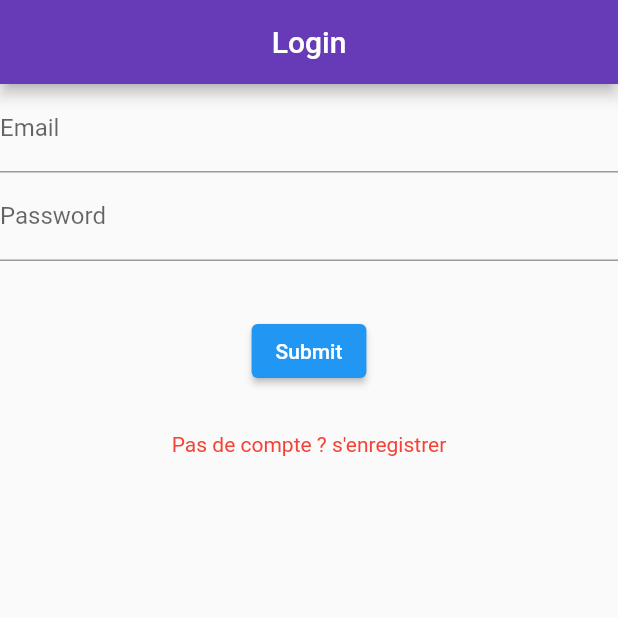
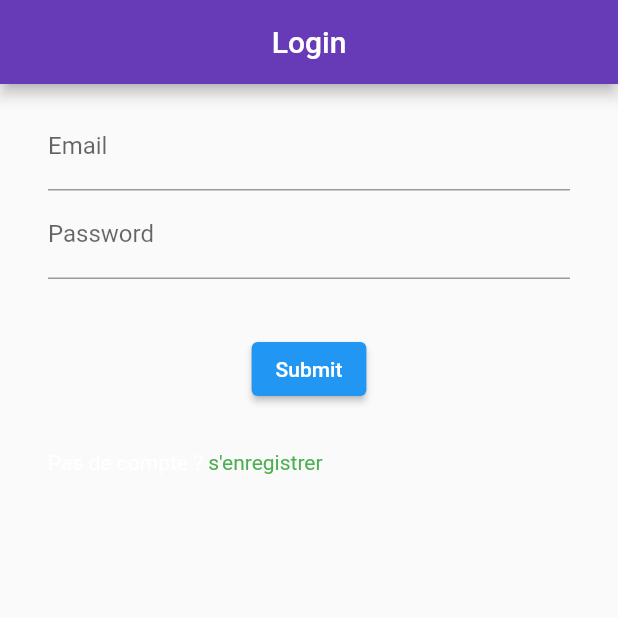
Before and after one commit to Ade-cillia/dwm14, a Flutter app: the screen it shows after launch, on a phone screen of 412 x 824 dp, the top half of it. Run offline on Flutter 3.47's test engine with Material 2 defaults, Android fonts, the phone set to English and light mode, and no system bars; our stand-ins replace cloud_firestore, firebase_auth, firebase_core; accounts and stored records are empty.

Commit message:
Update profile style and login

```diff
--- a/lib/components/drawer.dart
+++ b/lib/components/drawer.dart
@@ -15,13 +15,13 @@ class DrawerMenu extends StatelessWidget {
             },
           ),
           ListTile(
-            title: Text('Profile'),
+            title: Text('Profil'),
             onTap: () {
               Navigator.pushReplacementNamed(context, '/profile');
             },
           ),
           ListTile(
-            title: Text('Sign Out',
+            title: Text('Déconnexion',
                 style:
                     TextStyle(color: Colors.red, fontWeight: FontWeight.bold)),
             onTap: () async {
--- a/lib/constants/firebase.dart
+++ b/lib/constants/firebase.dart
@@ -1,6 +1,5 @@
 import 'package:cloud_firestore/cloud_firestore.dart';
 import 'package:dwm14/models/movie.dart';
-import 'package:dwm14/models/user.dart';
 import 'package:firebase_auth/firebase_auth.dart';
 
 final firebaseAuth = FirebaseAuth.instance;
@@ -39,8 +38,7 @@ getUserInfo(email) async {
       .where('email', isEqualTo: email)
       .get();
   if (userInfo.docs != null) {
-    result =
-        userInfo.docs.map((doc) => UserProfile().fromJson(doc.data())).toList();
+    result = userInfo.docs.map((doc) => Movie().fromJson(doc.data())).toList();
   }
   return result;
 }
--- a/lib/screens/login.dart
+++ b/lib/screens/login.dart
@@ -22,7 +22,8 @@ class _LoginScreenState extends State<LoginScreen> {
         ),
       ),
       body: SafeArea(
-        child: Center(
+        child: Padding(
+          padding: EdgeInsets.fromLTRB(32, 12, 32, 12),
           child: Column(
             children: [
               Form(
@@ -75,7 +76,7 @@ class _LoginScreenState extends State<LoginScreen> {
                           try {
                             await firebaseAuth.signInWithEmailAndPassword(
                                 email: email, password: password);
-                            print('Login effectuer');
+                            print('Connexion effectuée');
                             Navigator.pushReplacementNamed(context, '/home');
                           } on FirebaseAuthException catch (error) {
                             if (error.code == 'user-not-found') {
@@ -106,12 +107,18 @@ class _LoginScreenState extends State<LoginScreen> {
                   Navigator.pushNamed(context, '/register');
                 },
                 child: Container(
-                  child: Column(
+                  child: Row(
                     children: [
                       Text(
-                        'Pas de compte ? s\'enregistrer',
+                        'Pas de compte ? ',
                         style: TextStyle(
-                          color: Colors.red,
+                          color: Colors.white,
+                        ),
+                      ),
+                      Text(
+                        's\'enregistrer',
+                        style: TextStyle(
+                          color: Colors.green,
                         ),
                       ),
                     ],
```
Also changed, not shown: lib/screens/profile.dart (+75 -10 lines).
